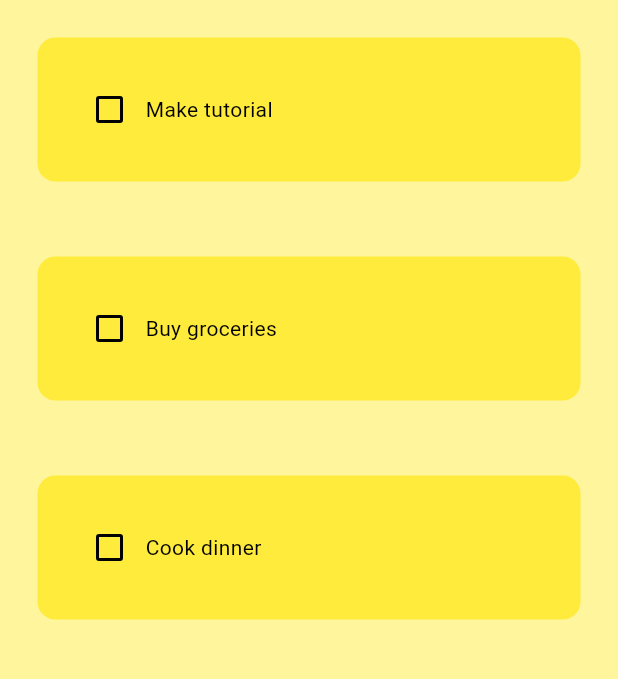
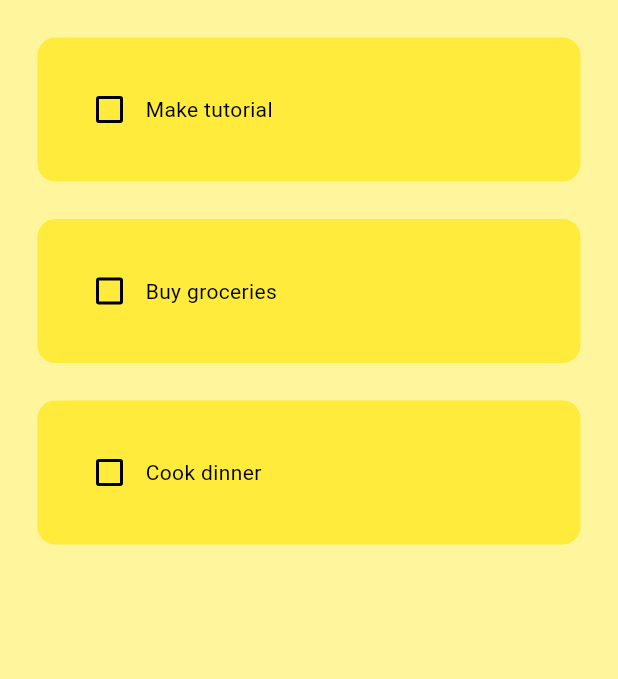
Before and after one commit to AgrPaavan/flutter-todo-app, a Flutter app: the screen it shows after launch, on a phone screen of 412 x 824 dp, the part 84-763 px from its top. Run offline on Flutter 3.47's test engine with Material 3 defaults, Android fonts, the phone set to English and light mode, and no system bars.

Commit message:
Refactor padding and style in TodoTile component

```diff
--- a/lib/components/todo_tile.dart
+++ b/lib/components/todo_tile.dart
@@ -15,7 +15,7 @@ class TodoTile extends StatelessWidget {
   @override
   Widget build(BuildContext context) {
     return Padding(
-      padding: const EdgeInsets.all(25.0),
+      padding: const EdgeInsets.only(left: 25, right: 25, top: 25),
       child: Container(
         padding: const EdgeInsets.all(24),
         decoration: BoxDecoration(
@@ -24,8 +24,18 @@ class TodoTile extends StatelessWidget {
         ),
         child: Row(
           children: [
-            Checkbox(value: taskCompleted, onChanged: onChanged),
-            Text(taskName),
+            Checkbox(
+              value: taskCompleted,
+              onChanged: onChanged,
+              activeColor: Colors.black,
+              checkColor: Colors.yellow,
+            ),
+            Text(
+              taskName,
+              style: TextStyle(
+                decoration: taskCompleted ? TextDecoration.lineThrough : null,
+              ),
+            ),
           ],
         ),
       ),
```
